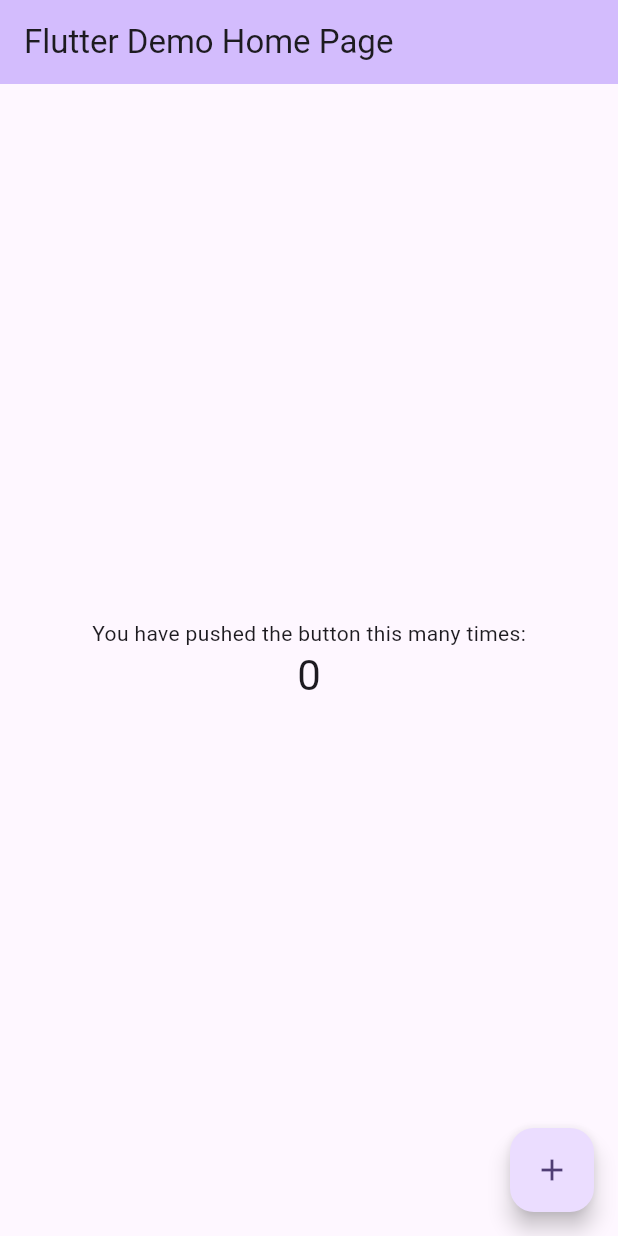
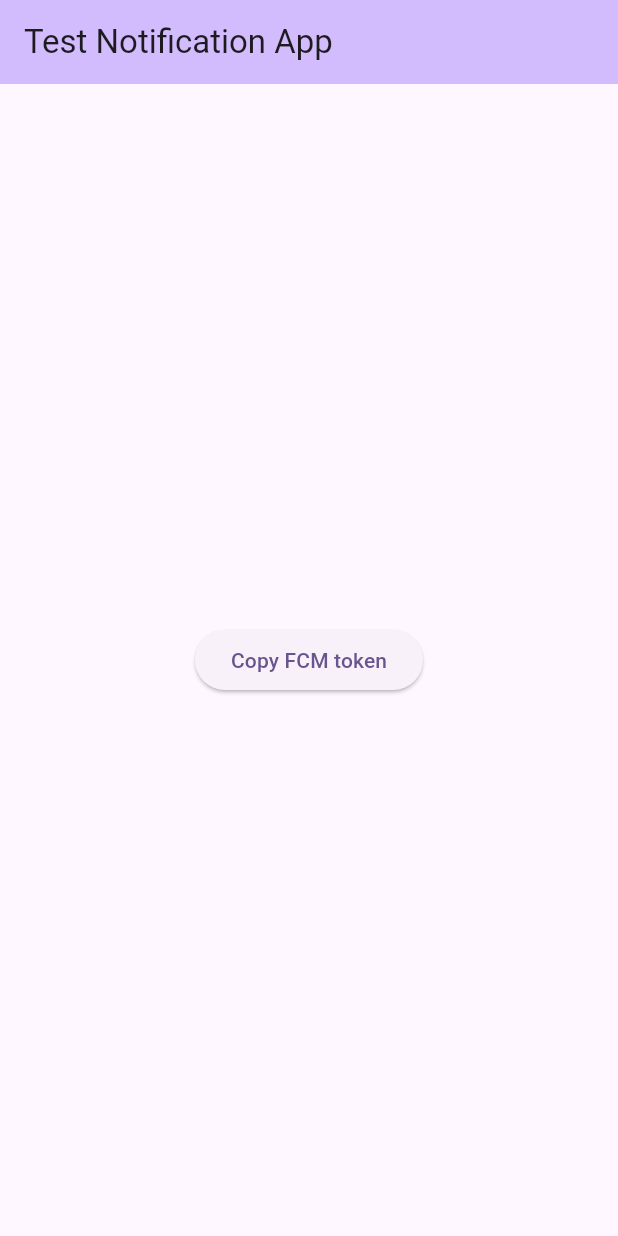
Before and after one commit to yorihutagalung/flutter-notification, a Flutter app: the screen it shows after launch, on a phone screen of 412 x 824 dp. Run offline on Flutter 3.47's test engine with Material 3 defaults, Android fonts, the phone set to English and light mode, and no system bars; our stand-ins replace firebase_core, firebase_messaging, flutter_local_notifications; accounts and stored records are empty.

Commit message:
implement notification

```diff
--- /dev/null
+++ b/lib/home_page.dart
@@ -0,0 +1,82 @@
+import 'dart:async';
+
+import 'package:firebase_messaging/firebase_messaging.dart';
+import 'package:flutter/material.dart';
+import 'package:flutter/services.dart';
+import 'package:flutter_notification/local_notification_service.dart';
+
+class MyHomePage extends StatefulWidget {
+  const MyHomePage({super.key, required this.title, required this.localNotifcationService});
+
+  final String title;
+  final LocalNotifcationService localNotifcationService;
+
+  @override
+  State<MyHomePage> createState() => _MyHomePageState();
+}
+
+class _MyHomePageState extends State<MyHomePage> {
+  StreamSubscription<RemoteMessage>? _onMessageSubscription;
+
+  @override
+  void initState() {
+    super.initState();
+    _onMessageSubscription = FirebaseMessaging.onMessage.listen(_handleMessage);
+  }
+
+  @override
+  Widget build(BuildContext context) {
+    return Scaffold(
+      appBar: AppBar(
+        backgroundColor: Theme.of(context).colorScheme.inversePrimary,
+        title: Text(widget.title),
+      ),
+      body: Center(
+        child: Column(
+          mainAxisAlignment: MainAxisAlignment.center,
+          children: <Widget>[
+            ElevatedButton(
+              onPressed: _onCopyFCMTokenPressed,
+              child: Text('Copy FCM token'),
+            ),
+          ],
+        ),
+      ),
+    );
+  }
+
+  Future<void> _onCopyFCMTokenPressed() async {
+    try {
+      final fcmToken = await FirebaseMessaging.instance.getToken();
+      if (fcmToken != null) {
+        Clipboard.setData(ClipboardData(text: fcmToken));
+      } else {
+        ScaffoldMessenger.of(context).showSnackBar(SnackBar(content: Text('FCM token is null')));
+      }
+    } catch (e) {
+      ScaffoldMessenger.of(context).showSnackBar(SnackBar(content: Text('Error: $e')));
+    }
+  }
+
+  _handleMessage(RemoteMessage message) {
+    final String title;
+    final String body;
+
+    if (message.notification != null) {
+      title = message.notification?.title ?? 'No Title';
+      body = message.notification?.body ?? 'No Body';
+    } else {
+      title = message.data['title'] ?? 'No Title';
+      body = message.data['body'] ?? 'No Body';
+    }
+
+    widget.localNotifcationService.show(title, body);
+  }
+
+  @override
+  void dispose() {
+    _onMessageSubscription?.cancel();
+    _onMessageSubscription = null;
+    super.dispose();
+  }
+}
--- /dev/null
+++ b/lib/local_notification_service.dart
@@ -0,0 +1,22 @@
+import 'package:flutter_local_notifications/flutter_local_notifications.dart';
+
+class LocalNotifcationService {
+  LocalNotifcationService(this._plugin);
+
+  final FlutterLocalNotificationsPlugin _plugin;
+
+  static Future<LocalNotifcationService> initialize() async {
+    FlutterLocalNotificationsPlugin plugin = FlutterLocalNotificationsPlugin();
+    final initializationSettings = InitializationSettings(android: const AndroidInitializationSettings('ic_notification'));
+    await plugin.initialize(initializationSettings);
+    return LocalNotifcationService(plugin);
+  }
+
+  Future<void> show(String title, String body) {
+    final id = DateTime.now().millisecondsSinceEpoch % 86400000;
+    const notificationDetails = NotificationDetails(
+      android: AndroidNotificationDetails('local_notification', 'local_notification', channelDescription: 'local_notification'),
+    );
+    return _plugin.show(id, title, body, notificationDetails);
+  }
+}
--- a/lib/main.dart
+++ b/lib/main.dart
@@ -1,122 +1,55 @@
+import 'dart:async';
+
+import 'package:firebase_core/firebase_core.dart';
+import 'package:firebase_messaging/firebase_messaging.dart';
 import 'package:flutter/material.dart';
+import 'package:flutter_notification/home_page.dart';
+import 'package:flutter_notification/local_notification_service.dart';
 
-void main() {
-  runApp(const MyApp());
+import 'firebase_options.dart';
+
+Future<void> main() async {
+  WidgetsFlutterBinding.ensureInitialized();
+
+  await Firebase.initializeApp(options: DefaultFirebaseOptions.currentPlatform);
+  await FirebaseMessaging.instance.requestPermission(provisional: true);
+
+  // Handle background messages
+  FirebaseMessaging.onBackgroundMessage(_firebaseMessagingBackgroundHandler);
+
+  final localNotifcationService = await LocalNotifcationService.initialize();
+  runApp(MyApp(localNotifcationService: localNotifcationService));
+}
+
+@pragma('vm:entry-point')
+Future<void> _firebaseMessagingBackgroundHandler(RemoteMessage message) async {
+  // If the message is a notification, let FCM service handle it
+  if (message.notification != null) return;
+
+  await Firebase.initializeApp(options: DefaultFirebaseOptions.currentPlatform);
+  final localNotifcationService = await LocalNotifcationService.initialize();
+
+  // If the message is a data message, show a local notification
+  final title = message.data['title'];
+  final body = message.data['body'];
+  if (title != null) {
+    localNotifcationService.show(title, body);
+  }
 }
 
 class MyApp extends StatelessWidget {
-  const MyApp({super.key});
+  const MyApp({super.key, required this.localNotifcationService});
 
-  // This widget is the root of your application.
+  final LocalNotifcationService localNotifcationService;
+
   @override
   Widget build(BuildContext context) {
     return MaterialApp(
       title: 'Flutter Demo',
       theme: ThemeData(
-        // This is the theme of your application.
-        //
-        // TRY THIS: Try running your application with "flutter run". You'll see
-        // the application has a purple toolbar. Then, without quitting the app,
-        // try changing the seedColor in the colorScheme below to Colors.green
-        // and then invoke "hot reload" (save your changes or press the "hot
-        // reload" button in a Flutter-supported IDE, or press "r" if you used
-        // the command line to start the app).
-        //
-        // Notice that the counter didn't reset back to zero; the application
-        // state is not lost during the reload. To reset the state, use hot
-        // restart instead.
-        //
-        // This works for code too, not just values: Most code changes can be
-        // tested with just a hot reload.
         colorScheme: ColorScheme.fromSeed(seedColor: Colors.deepPurple),
       ),
-      home: const MyHomePage(title: 'Flutter Demo Home Page'),
+      home: MyHomePage(title: 'Test Notification App', localNotifcationService: localNotifcationService),
     );
   }
 }
-
-class MyHomePage extends StatefulWidget {
-  const MyHomePage({super.key, required this.title});
-
-  // This widget is the home page of your application. It is stateful, meaning
-  // that it has a State object (defined below) that contains fields that affect
-  // how it looks.
-
-  // This class is the configuration for the state. It holds the values (in this
-  // case the title) provided by the parent (in this case the App widget) and
-  // used by the build method of the State. Fields in a Widget subclass are
-  // always marked "final".
-
-  final String title;
-
-  @override
-  State<MyHomePage> createState() => _MyHomePageState();
-}
-
-class _MyHomePageState extends State<MyHomePage> {
-  int _counter = 0;
-
-  void _incrementCounter() {
-    setState(() {
-      // This call to setState tells the Flutter framework that something has
-      // changed in this State, which causes it to rerun the build method below
-      // so that the display can reflect the updated values. If we changed
-      // _counter without calling setState(), then the build method would not be
-      // called again, and so nothing would appear to happen.
-      _counter++;
-    });
-  }
-
-  @override
-  Widget build(BuildContext context) {
-    // This method is rerun every time setState is called, for instance as done
-    // by the _incrementCounter method above.
-    //
-    // The Flutter framework has been optimized to make rerunning build methods
-    // fast, so that you can just rebuild anything that needs updating rather
-    // than having to individually change instances of widgets.
-    return Scaffold(
-      appBar: AppBar(
-        // TRY THIS: Try changing the color here to a specific color (to
-        // Colors.amber, perhaps?) and trigger a hot reload to see the AppBar
-        // change color while the other colors stay the same.
-        backgroundColor: Theme.of(context).colorScheme.inversePrimary,
-        // Here we take the value from the MyHomePage object that was created by
-        // the App.build method, and use it to set our appbar title.
-        title: Text(widget.title),
-      ),
-      body: Center(
-        // Center is a layout widget. It takes a single child and positions it
-        // in the middle of the parent.
-        child: Column(
-          // Column is also a layout widget. It takes a list of children and
-          // arranges them vertically. By default, it sizes itself to fit its
-          // children horizontally, and tries to be as tall as its parent.
-          //
-          // Column has various properties to control how it sizes itself and
-          // how it positions its children. Here we use mainAxisAlignment to
-          // center the children vertically; the main axis here is the vertical
-          // axis because Columns are vertical (the cross axis would be
-          // horizontal).
-          //
-          // TRY THIS: Invoke "debug painting" (choose the "Toggle Debug Paint"
-          // action in the IDE, or press "p" in the console), to see the
-          // wireframe for each widget.
-          mainAxisAlignment: MainAxisAlignment.center,
-          children: <Widget>[
-            const Text('You have pushed the button this many times:'),
-            Text(
-              '$_counter',
-              style: Theme.of(context).textTheme.headlineMedium,
-            ),
-          ],
-        ),
-      ),
-      floatingActionButton: FloatingActionButton(
-        onPressed: _incrementCounter,
-        tooltip: 'Increment',
-        child: const Icon(Icons.add),
-      ), // This trailing comma makes auto-formatting nicer for build methods.
-    );
-  }
-}
--- a/pubspec.yaml
+++ b/pubspec.yaml
@@ -35,6 +35,9 @@ dependencies:
   # The following adds the Cupertino Icons font to your application.
   # Use with the CupertinoIcons class for iOS style icons.
   cupertino_icons: ^1.0.8
+  firebase_core: 2.24.2
+  firebase_messaging: ^14.0.3
+  flutter_local_notifications: 19.1.0
 
 dev_dependencies:
   flutter_test:
```
Also changed, not shown: firebase.json (added), lib/firebase_options.dart (added), pubspec.lock, 12 other files.
